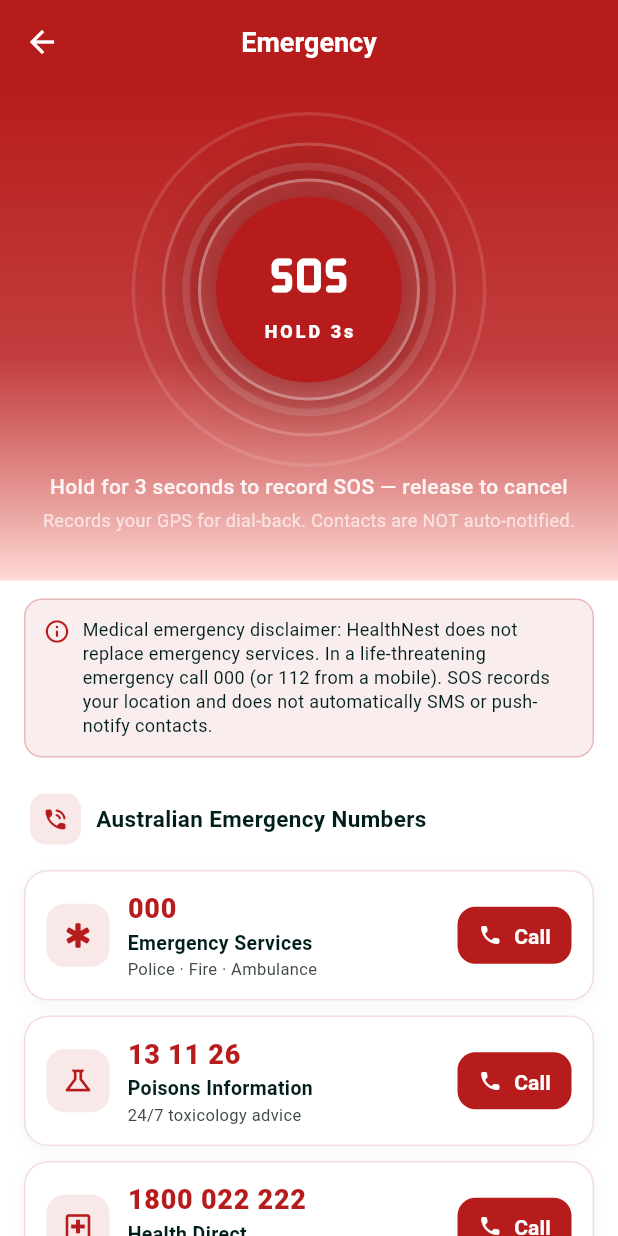
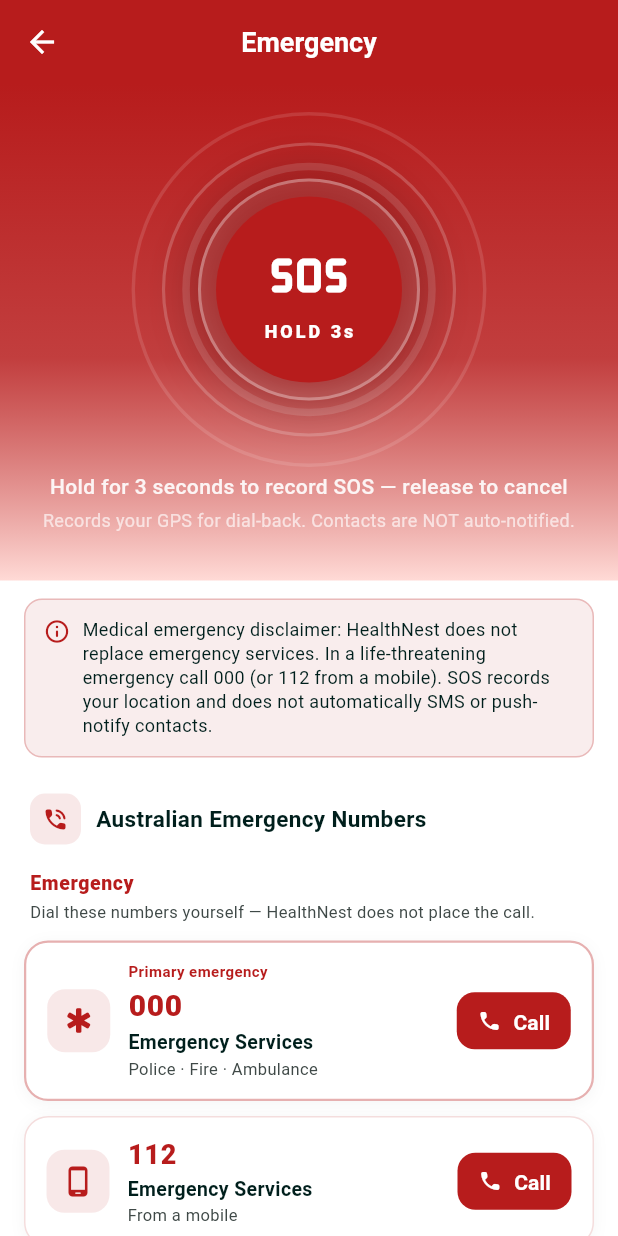
Before and after one commit to ravishori/OzHealth-AI, a Flutter app: the EmergencyScreen screen opened by its route, on a phone screen of 412 x 824 dp. Run offline on Flutter 3.47's test engine with Material 3 defaults, Android fonts, the phone set to English and light mode, and no system bars; our stand-ins replace cached_network_image, dio, file_picker, fl_chart, flutter_local_notifications, flutter_markdown and 12 more; missing offline and left inert: mobile_scanner; accounts and stored records are empty; network calls fail.

Commit message:
feat: complete Australian emergency numbers
Expose 112 and 106 (TTY) alongside 000, Poisons, and Healthdirect on the
SOS screen with Emergency vs Health support grouping, dial-first reuse,
and SOS004 contract tests.

Co-authored-by: Ravindra shori <ravishori@users.noreply.github.com>

```diff
--- /dev/null
+++ b/flutter_app/lib/features/emergency/data/au_emergency_numbers.dart
@@ -0,0 +1,79 @@
+import 'package:flutter/material.dart';
+
+/// HN-SOS-004 — Australian emergency / health-support dial numbers.
+///
+/// Single source of truth for SOS screen tiles. Dial-first only: opening a
+/// number launches the platform dialler; HealthNest does not auto-call or
+/// claim that emergency services were contacted.
+enum AuEmergencyCategory {
+  /// Life-threatening / emergency services routes (000, 112, 106 TTY).
+  emergency,
+
+  /// Non-000 health information / safety advice lines.
+  healthSupport,
+}
+
+class AuEmergencyNumber {
+  final String label;
+  final String description;
+  final String subtitle;
+  final AuEmergencyCategory category;
+  final String semanticLabel;
+  final IconData icon;
+
+  const AuEmergencyNumber({
+    required this.label,
+    required this.description,
+    required this.subtitle,
+    required this.category,
+    required this.semanticLabel,
+    required this.icon,
+  });
+
+  /// Digits only for `tel:` URIs.
+  String get dialDigits => label.replaceAll(' ', '');
+}
+
+/// Authoritative set for HN-SOS-004 (project checklist / AU emergency coverage).
+const List<AuEmergencyNumber> kAustralianEmergencyNumbers = [
+  AuEmergencyNumber(
+    label: '000',
+    description: 'Emergency Services',
+    subtitle: 'Police · Fire · Ambulance',
+    category: AuEmergencyCategory.emergency,
+    semanticLabel: 'Call emergency services 000',
+    icon: Icons.emergency_rounded,
+  ),
+  AuEmergencyNumber(
+    label: '112',
+    description: 'Emergency Services',
+    subtitle: 'From a mobile',
+    category: AuEmergencyCategory.emergency,
+    semanticLabel: 'Call emergency number 112',
+    icon: Icons.phone_android_rounded,
+  ),
+  AuEmergencyNumber(
+    label: '106',
+    description: 'TTY',
+    subtitle: 'TTY emergency number',
+    category: AuEmergencyCategory.emergency,
+    semanticLabel: 'Call TTY emergency number 106',
+    icon: Icons.hearing_disabled_rounded,
+  ),
+  AuEmergencyNumber(
+    label: '13 11 26',
+    description: 'Poisons Information',
+    subtitle: '24/7 toxicology advice',
+    category: AuEmergencyCategory.healthSupport,
+    semanticLabel: 'Call Poisons Information Centre 13 11 26',
+    icon: Icons.science_outlined,
+  ),
+  AuEmergencyNumber(
+    label: '1800 022 222',
+    description: 'Health Direct',
+    subtitle: 'Free health advice line',
+    category: AuEmergencyCategory.healthSupport,
+    semanticLabel: 'Call Healthdirect 1800 022 222',
+    icon: Icons.local_hospital_outlined,
+  ),
+];
--- a/flutter_app/lib/features/emergency/presentation/emergency_screen.dart
+++ b/flutter_app/lib/features/emergency/presentation/emergency_screen.dart
@@ -5,6 +5,7 @@ import 'package:geolocator/geolocator.dart';
 import 'package:go_router/go_router.dart';
 import 'package:url_launcher/url_launcher.dart';
 import 'package:vitapulse_ai/core/network/api_client.dart';
+import 'package:vitapulse_ai/features/emergency/data/au_emergency_numbers.dart';
 import 'package:vitapulse_ai/features/emergency/data/emergency_api.dart';
 import 'package:vitapulse_ai/features/emergency/presentation/sos_hold_button.dart';
 import 'package:vitapulse_ai/shared/widgets/clinical_safety_banner.dart';
@@ -29,24 +30,9 @@ class _EmergencyScreenState extends State<EmergencyScreen>
   bool _contactsLoading = true;
   List<_EmergencyContact> _contacts = [];
 
-  static const List<_AuNumber> _auNumbers = [
-    _AuNumber(
-        label: '000',
-        description: 'Emergency Services',
-        subtitle: 'Police · Fire · Ambulance',
-        icon: Icons.emergency_rounded),
-    _AuNumber(
-        label: '13 11 26',
-        description: 'Poisons Information',
-        subtitle: '24/7 toxicology advice',
-        icon: Icons.science_outlined),
-    _AuNumber(
-        label: '1800 022 222',
-        description: 'Health Direct',
-        subtitle: 'Free health advice line',
-        icon: Icons.local_hospital_outlined),
-  ];
-
+  /// HN-SOS-004 — single source in [kAustralianEmergencyNumbers].
+  static const List<AuEmergencyNumber> _auNumbers =
+      kAustralianEmergencyNumbers;
   @override
   void initState() {
     super.initState();
@@ -458,12 +444,18 @@ class _EmergencyScreenState extends State<EmergencyScreen>
   Widget _buildAuNumbers() {
     final hc = HealthcareColors.of(context);
     final cs = Theme.of(context).colorScheme;
+    final emergency = _auNumbers
+        .where((n) => n.category == AuEmergencyCategory.emergency)
+        .toList(growable: false);
+    final support = _auNumbers
+        .where((n) => n.category == AuEmergencyCategory.healthSupport)
+        .toList(growable: false);
 
     return Column(
       crossAxisAlignment: CrossAxisAlignment.start,
       children: [
         Padding(
-          padding: const EdgeInsets.fromLTRB(20, 20, 20, 12),
+          padding: const EdgeInsets.fromLTRB(20, 20, 20, 8),
           child: Row(
             children: [
               Container(
@@ -476,7 +468,8 @@ class _EmergencyScreenState extends State<EmergencyScreen>
                     size: 18, color: hc.emergency),
               ),
               const SizedBox(width: 10),
-              Text(
+              Expanded(
+                child: Text(
                   'Australian Emergency Numbers',
                   style: TextStyle(
                     fontSize: 15,
@@ -484,14 +477,70 @@ class _EmergencyScreenState extends State<EmergencyScreen>
                     color: cs.onSurface,
                   ),
                 ),
+              ),
             ],
           ),
         ),
-        ..._auNumbers.map((n) => _AuNumberCard(
+        _buildAuSectionHeader(
+          title: 'Emergency',
+          hint:
+              'Dial these numbers yourself — HealthNest does not place the call.',
+          emphasize: true,
+        ),
+        ...emergency.map((n) => _AuNumberCard(
+              key: Key('au_number_${n.dialDigits}'),
               number: n,
+              emphasizeEmergency: true,
+              isPrimary: n.label == '000',
+              onCall: () => _callNumber(n.label),
+            )),
+        _buildAuSectionHeader(
+          title: 'Health support',
+          hint: 'Advice lines — not a substitute for calling 000.',
+          emphasize: false,
+        ),
+        ...support.map((n) => _AuNumberCard(
+              key: Key('au_number_${n.dialDigits}'),
+              number: n,
+              emphasizeEmergency: false,
+              isPrimary: false,
               onCall: () => _callNumber(n.label),
             )),
       ],
+    );
+  }
+
+  Widget _buildAuSectionHeader({
+    required String title,
+    required String hint,
+    required bool emphasize,
+  }) {
+    final hc = HealthcareColors.of(context);
+    final cs = Theme.of(context).colorScheme;
+    return Padding(
+      padding: const EdgeInsets.fromLTRB(20, 8, 20, 6),
+      child: Column(
+        crossAxisAlignment: CrossAxisAlignment.start,
+        children: [
+          Text(
+            title,
+            style: TextStyle(
+              fontSize: 13,
+              fontWeight: FontWeight.w800,
+              letterSpacing: 0.4,
+              color: emphasize ? hc.emergency : cs.primary,
+            ),
+          ),
+          const SizedBox(height: 2),
+          Text(
+            hint,
+            style: TextStyle(
+              fontSize: 11,
+              color: cs.onSurfaceVariant,
+            ),
+          ),
+        ],
+      ),
     );
   }
 
@@ -692,40 +741,44 @@ class _EmergencyContact {
   }
 }
 
-class _AuNumber {
-  final String label;
-  final String description;
-  final String subtitle;
-  final IconData icon;
-
-  const _AuNumber({
-    required this.label,
-    required this.description,
-    required this.subtitle,
-    required this.icon,
-  });
-}
-
 // ─────────────────────────── Widgets ───────────────────────────
 
 class _AuNumberCard extends StatelessWidget {
-  final _AuNumber number;
+  final AuEmergencyNumber number;
   final VoidCallback onCall;
+  final bool emphasizeEmergency;
+  final bool isPrimary;
 
-  const _AuNumberCard({required this.number, required this.onCall});
+  const _AuNumberCard({
+    super.key,
+    required this.number,
+    required this.onCall,
+    required this.emphasizeEmergency,
+    required this.isPrimary,
+  });
 
   @override
   Widget build(BuildContext context) {
     final hc = HealthcareColors.of(context);
     final cs = Theme.of(context).colorScheme;
+    final accent = emphasizeEmergency ? hc.emergency : cs.primary;
+    final borderColor = emphasizeEmergency
+        ? hc.emergency.withValues(alpha: isPrimary ? 0.35 : 0.15)
+        : cs.outlineVariant.withValues(alpha: 0.7);
 
-    return Container(
+    return Semantics(
+      button: true,
+      label: number.semanticLabel,
+      hint:
+          'Opens the phone dialler. Does not complete the call automatically.',
+      child: Container(
         margin: const EdgeInsets.symmetric(horizontal: 16, vertical: 5),
         decoration: BoxDecoration(
           color: cs.surfaceContainerLowest,
           borderRadius: BorderRadius.circular(16),
           border: Border.all(
-          color: hc.emergency.withValues(alpha: 0.15),
+            color: borderColor,
+            width: isPrimary ? 1.5 : 1,
           ),
           boxShadow: [
             BoxShadow(
@@ -742,22 +795,35 @@ class _AuNumberCard extends StatelessWidget {
               Container(
                 padding: const EdgeInsets.all(10),
                 decoration: BoxDecoration(
-                color: hc.emergency.withValues(alpha: 0.10),
+                  color: accent.withValues(alpha: 0.10),
                   borderRadius: BorderRadius.circular(12),
                 ),
-              child: Icon(number.icon, color: hc.emergency, size: 22),
+                child: Icon(number.icon, color: accent, size: 22),
               ),
               const SizedBox(width: 12),
               Expanded(
                 child: Column(
                   crossAxisAlignment: CrossAxisAlignment.start,
                   children: [
+                    if (isPrimary)
+                      Padding(
+                        padding: const EdgeInsets.only(bottom: 2),
+                        child: Text(
+                          'Primary emergency',
+                          style: TextStyle(
+                            fontSize: 10,
+                            fontWeight: FontWeight.w700,
+                            color: hc.emergency,
+                            letterSpacing: 0.3,
+                          ),
+                        ),
+                      ),
                     Text(
                       number.label,
                       style: TextStyle(
                         fontWeight: FontWeight.w800,
-                      fontSize: 18,
-                      color: hc.emergency,
+                        fontSize: isPrimary ? 20 : 18,
+                        color: accent,
                         letterSpacing: 0.5,
                       ),
                     ),
@@ -781,11 +847,12 @@ class _AuNumberCard extends StatelessWidget {
               ),
               const SizedBox(width: 8),
               FilledButton.icon(
+                key: Key('au_call_${number.dialDigits}'),
                 onPressed: onCall,
                 icon: const Icon(Icons.phone_rounded, size: 16),
                 label: const Text('Call'),
                 style: FilledButton.styleFrom(
-                backgroundColor: hc.emergency,
+                  backgroundColor: accent,
                   foregroundColor: Colors.white,
                   minimumSize: const Size(76, 38),
                   padding: const EdgeInsets.symmetric(horizontal: 12),
@@ -794,6 +861,7 @@ class _AuNumberCard extends StatelessWidget {
                 ),
               ),
             ],
+          ),
         ),
       ),
     );
```
Also changed, not shown: 2 other files. Lines whose indentation alone changed are shown as unchanged.
